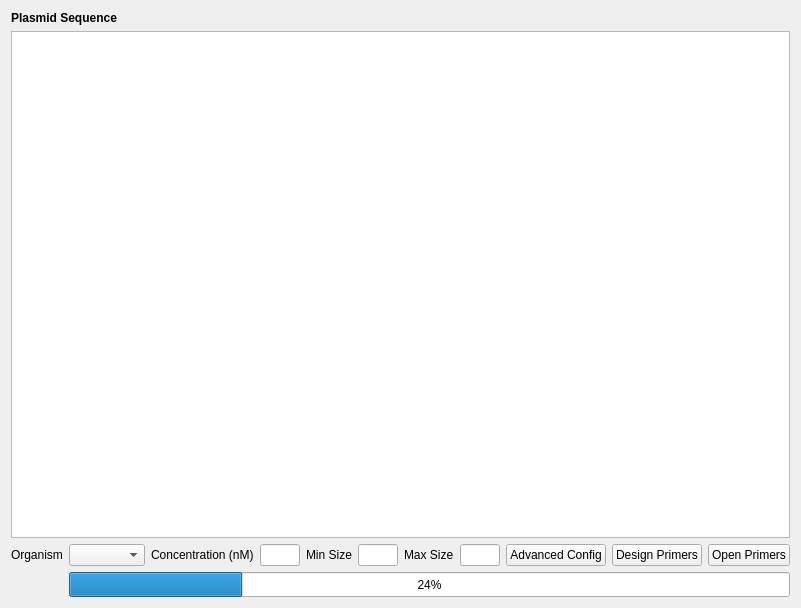
TUM-CBR/pymol-plugins, file cbr/primer/visual/PrimerDesign.ui: the form before one commit.
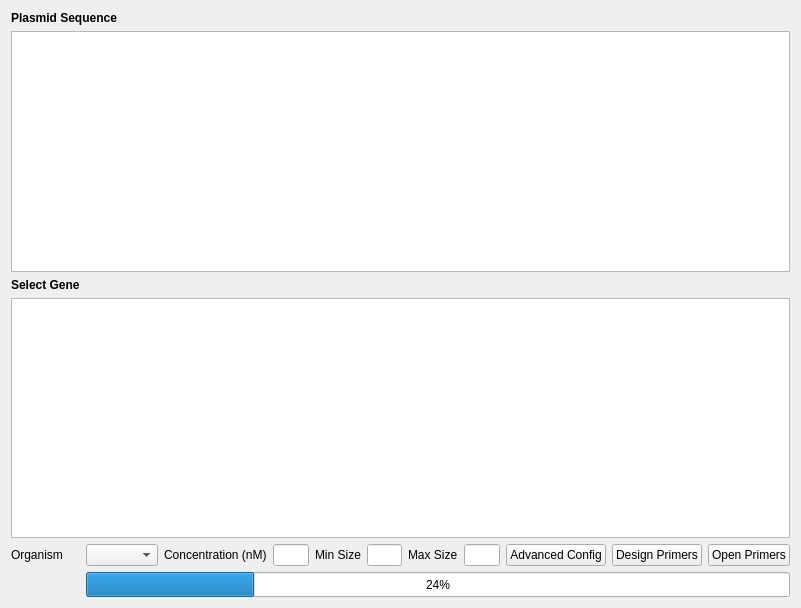
The form after the commit.

Commit message: Show the list of genes on the primers designer tool

Diff of the .ui file:
```diff
--- a/cbr/primer/visual/PrimerDesign.ui
+++ b/cbr/primer/visual/PrimerDesign.ui
@@ -14,103 +14,30 @@
    <string>PrimerDesigner</string>
   </property>
   <layout class="QGridLayout" name="gridLayout">
-   <item row="3" column="10">
-    <widget class="QLineEdit" name="concInput">
-     <property name="maximumSize">
-      <size>
-       <width>40</width>
-       <height>16777215</height>
-      </size>
-     </property>
-    </widget>
-   </item>
-   <item row="3" column="11">
-    <widget class="QLabel" name="label_2">
+   <item row="5" column="15">
+    <widget class="QPushButton" name="advancedButton">
      <property name="text">
-      <string>Min Size</string>
+      <string>Advanced Config</string>
      </property>
     </widget>
    </item>
-   <item row="4" column="0">
-    <widget class="QWidget" name="widget" native="true">
-     <property name="minimumSize">
-      <size>
-       <width>0</width>
-       <height>25</height>
-      </size>
-     </property>
+   <item row="5" column="12">
+    <widget class="QLineEdit" name="minSizeInput">
      <property name="maximumSize">
       <size>
-       <width>1</width>
+       <width>40</width>
        <height>16777215</height>
       </size>
      </property>
     </widget>
    </item>
-   <item row="3" column="17">
+   <item row="5" column="17">
     <widget class="QPushButton" name="openPrimersButton">
      <property name="text">
       <string>Open Primers</string>
      </property>
     </widget>
    </item>
-   <item row="3" column="0">
-    <widget class="QLabel" name="label_3">
-     <property name="text">
-      <string>Organism</string>
-     </property>
-    </widget>
-   </item>
-   <item row="3" column="14">
-    <widget class="QLineEdit" name="maxSizeInput">
-     <property name="maximumSize">
-      <size>
-       <width>40</width>
-       <height>16777215</height>
-      </size>
-     </property>
-    </widget>
-   </item>
-   <item row="3" column="1" colspan="8">
-    <widget class="QComboBox" name="organismCombo"/>
-   </item>
-   <item row="4" column="1" colspan="17">
-    <widget class="QProgressBar" name="primerDesignProgress">
-     <property name="minimumSize">
-      <size>
-       <width>0</width>
-       <height>25</height>
-      </size>
-     </property>
-     <property name="value">
-      <number>24</number>
-     </property>
-    </widget>
-   </item>
-   <item row="3" column="13">
-    <widget class="QLabel" name="label_4">
-     <property name="text">
-      <string>Max Size</string>
-     </property>
-    </widget>
-   </item>
-   <item row="3" column="12">
-    <widget class="QLineEdit" name="minSizeInput">
-     <property name="maximumSize">
-      <size>
-       <width>40</width>
-       <height>16777215</height>
-      </size>
-     </property>
-    </widget>
-   </item>
-   <item row="3" column="16">
-    <widget class="QPushButton" name="designPrimersButton">
-     <property name="text">
-      <string>Design Primers</string>
-     </property>
-    </widget>
-   </item>
    <item row="0" column="0" colspan="12">
     <widget class="QLabel" name="label">
      <property name="styleSheet">
@@ -124,23 +51,109 @@
      </property>
     </widget>
    </item>
-   <item row="3" column="15">
-    <widget class="QPushButton" name="advancedButton">
-     <property name="text">
-      <string>Advanced Config</string>
+   <item row="5" column="1" colspan="8">
+    <widget class="QComboBox" name="organismCombo"/>
+   </item>
+   <item row="3" column="0" colspan="18">
+    <widget class="QTableView" name="selectGeneTable"/>
+   </item>
+   <item row="5" column="14">
+    <widget class="QLineEdit" name="maxSizeInput">
+     <property name="maximumSize">
+      <size>
+       <width>40</width>
+       <height>16777215</height>
+      </size>
      </property>
     </widget>
    </item>
    <item row="1" column="0" colspan="18">
     <widget class="QPlainTextEdit" name="sequenceInputText"/>
    </item>
-   <item row="3" column="9">
+   <item row="5" column="9">
     <widget class="QLabel" name="label_5">
      <property name="text">
       <string>Concentration (nM)</string>
      </property>
     </widget>
    </item>
+   <item row="6" column="0">
+    <widget class="QWidget" name="widget" native="true">
+     <property name="minimumSize">
+      <size>
+       <width>0</width>
+       <height>25</height>
+      </size>
+     </property>
+     <property name="maximumSize">
+      <size>
+       <width>1</width>
+       <height>16777215</height>
+      </size>
+     </property>
+    </widget>
+   </item>
+   <item row="5" column="13">
+    <widget class="QLabel" name="label_4">
+     <property name="text">
+      <string>Max Size</string>
+     </property>
+    </widget>
+   </item>
+   <item row="5" column="0">
+    <widget class="QLabel" name="label_3">
+     <property name="text">
+      <string>Organism</string>
+     </property>
+    </widget>
+   </item>
+   <item row="5" column="10">
+    <widget class="QLineEdit" name="concInput">
+     <property name="maximumSize">
+      <size>
+       <width>40</width>
+       <height>16777215</height>
+      </size>
+     </property>
+    </widget>
+   </item>
+   <item row="5" column="16">
+    <widget class="QPushButton" name="designPrimersButton">
+     <property name="text">
+      <string>Design Primers</string>
+     </property>
+    </widget>
+   </item>
+   <item row="5" column="11">
+    <widget class="QLabel" name="label_2">
+     <property name="text">
+      <string>Min Size</string>
+     </property>
+    </widget>
+   </item>
+   <item row="6" column="1" colspan="17">
+    <widget class="QProgressBar" name="primerDesignProgress">
+     <property name="minimumSize">
+      <size>
+       <width>0</width>
+       <height>25</height>
+      </size>
+     </property>
+     <property name="value">
+      <number>24</number>
+     </property>
+    </widget>
+   </item>
+   <item row="2" column="0">
+    <widget class="QLabel" name="label_6">
+     <property name="styleSheet">
+      <string notr="true">font-weight: bold;</string>
+     </property>
+     <property name="text">
+      <string>Select Gene</string>
+     </property>
+    </widget>
+   </item>
   </layout>
  </widget>
  <resources/>
```
The commit also changes 3 other files.
